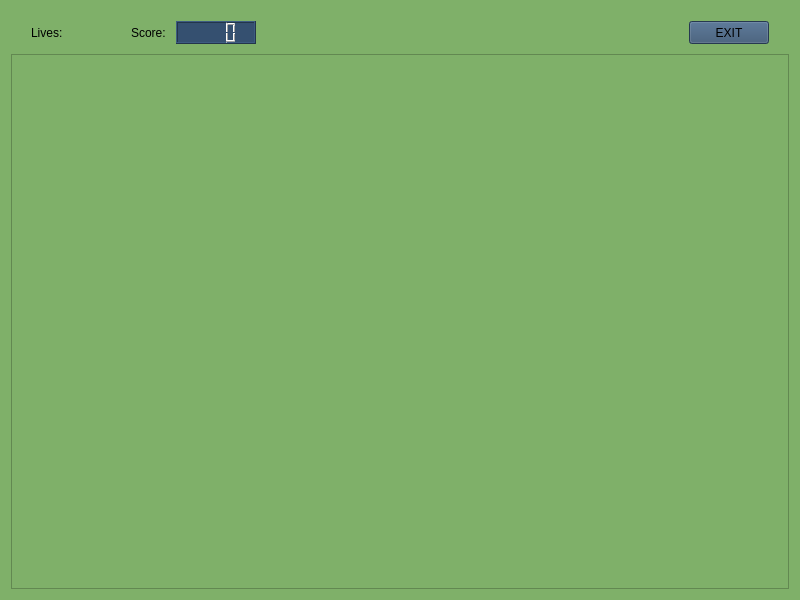
Qt form src/View/gamepage.ui (imiskii/VUT-FIT-ICP-Pacman) before a commit.
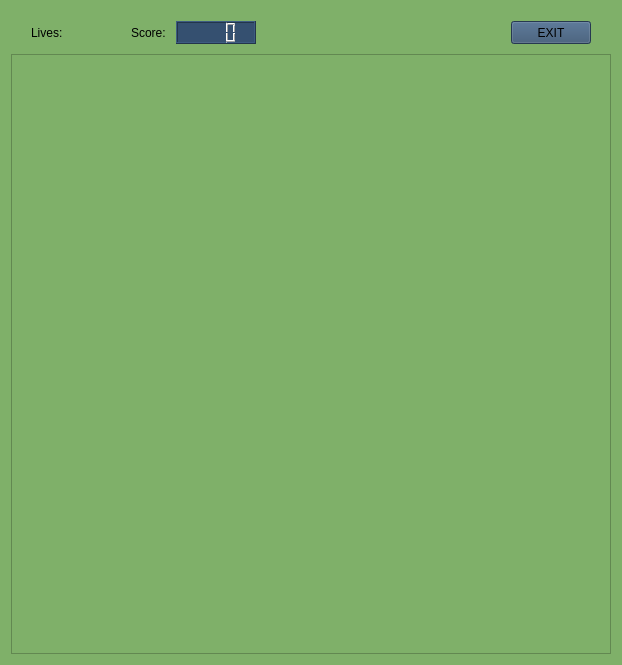
The same form after that commit. The open tabs and pages were chosen to show the change.

The edit to the form file:
```diff
--- a/src/View/gamepage.ui
+++ b/src/View/gamepage.ui
@@ -6,8 +6,8 @@
    <rect>
     <x>0</x>
     <y>0</y>
-    <width>800</width>
-    <height>600</height>
+    <width>620</width>
+    <height>665</height>
    </rect>
   </property>
   <property name="windowTitle">
@@ -325,11 +325,18 @@
            </item>
           </layout>
          </item>
+         <item>
+          <widget class="QGraphicsView" name="GameGraphicsView">
+           <property name="minimumSize">
+            <size>
+             <width>600</width>
+             <height>600</height>
+            </size>
+           </property>
+          </widget>
+         </item>
         </layout>
        </item>
-       <item>
-        <widget class="QGraphicsView" name="GameGraphicsView"/>
-       </item>
       </layout>
      </widget>
      <widget class="QWidget" name="EndGamePage">
```
